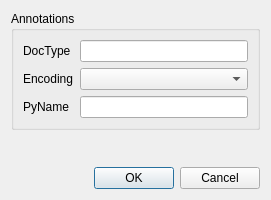
First picture: the form in metasip/api_editor/Designer/VariablePropertiesBase.ui, repository Python-SIP/metasip, before the edit.
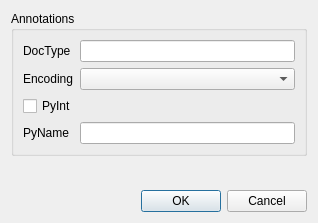
Second picture: the form after the edit.

Commit message: Added support for the /PyInt/ variable annotation.

Patch:
```diff
--- a/metasip/api_editor/Designer/VariablePropertiesBase.ui
+++ b/metasip/api_editor/Designer/VariablePropertiesBase.ui
@@ -6,8 +6,8 @@
    <rect>
     <x>0</x>
     <y>0</y>
-    <width>271</width>
-    <height>200</height>
+    <width>318</width>
+    <height>223</height>
    </rect>
   </property>
   <property name="windowTitle">
@@ -19,7 +19,7 @@
      <property name="title">
       <string>Annotations</string>
      </property>
-     <layout class="QFormLayout" name="formLayout">
+     <layout class="QGridLayout" name="gridLayout">
       <item row="0" column="0">
        <widget class="QLabel" name="label">
         <property name="text">
@@ -40,14 +40,21 @@
       <item row="1" column="1">
        <widget class="QComboBox" name="encodingCb"/>
       </item>
-      <item row="2" column="0">
+      <item row="2" column="0" colspan="2">
+       <widget class="QCheckBox" name="pyIntCb">
+        <property name="text">
+         <string>PyInt</string>
+        </property>
+       </widget>
+      </item>
+      <item row="3" column="0">
        <widget class="QLabel" name="label_3">
         <property name="text">
          <string>PyName</string>
         </property>
        </widget>
       </item>
-      <item row="2" column="1">
+      <item row="3" column="1">
        <widget class="QLineEdit" name="pyName"/>
       </item>
      </layout>
```
Left out of the diff: 1 changed line with no effect on the pictures. The commit also changes 1 other file.
